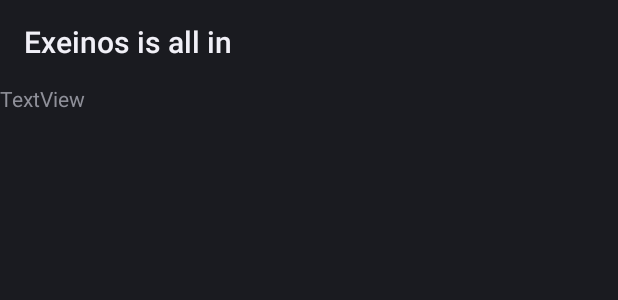
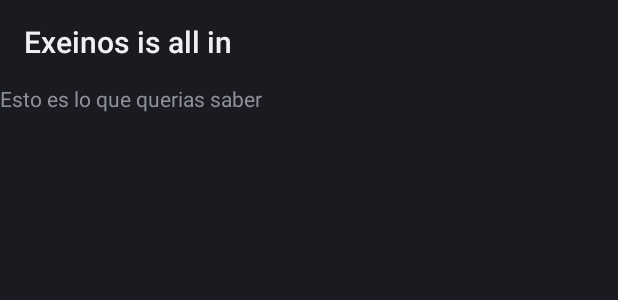
Before and after one commit to AlbertoSabater/exeinos-uCode-2017, an Android app: the layout options.xml on its own in the app's theme, with its tools: preview values and no code run, on a phone screen of 412 x 824 dp. Shown: the top 300 px of the screen. Run offline under Robolectric (Android 15) with nearby library versions, the phone set to English and light mode, and no system bars.

Commit message:
Reconocedor de habla con opciones de ejemplo
-Colores, tamaño, modelos, precio

```diff
--- a/app/src/main/AndroidManifest.xml
+++ b/app/src/main/AndroidManifest.xml
@@ -16,6 +16,9 @@
                 <category android:name="android.intent.category.LAUNCHER" />
             </intent-filter>
         </activity>
+        <activity android:name=".OptionsActivity"
+            android:label="@string/app_name">
+        </activity>
 
     </application>
 </manifest>
--- a/app/src/main/res/layout/main.xml
+++ b/app/src/main/res/layout/main.xml
@@ -13,7 +13,7 @@
         android:layout_height="wrap_content"
         android:layout_width="0dp"
         android:layout_weight="1" />
-    <Button android:text="@string/btnIntendS" android:id="@+id/btnIntendS"
+    <Button android:text="@string/speakButton" android:id="@+id/speakButton"
         android:layout_height="wrap_content"
         android:layout_width="0dp"
         android:layout_weight="1" />
--- a/app/src/main/res/layout/options.xml
+++ b/app/src/main/res/layout/options.xml
@@ -1,13 +1,18 @@
 <?xml version="1.0" encoding="utf-8"?>
 <LinearLayout xmlns:android="http://schemas.android.com/apk/res/android"
     xmlns:tools="http://schemas.android.com/tools"
-    android:orientation="vertical" android:layout_width="match_parent"
+    android:orientation="vertical"
+    android:layout_width="match_parent"
     android:layout_height="match_parent">
 
     <TextView
-        android:text="TextView"
-        android:layout_width="match_parent"
-        android:layout_height="wrap_content"
-        android:id="@+id/optionText" />
+    android:layout_width="fill_parent"
+    android:layout_height="wrap_content"
+    android:paddingBottom="4dip"
+    android:text="Esto es lo que querias saber" />
+    <ListView android:id="@+id/list"
+        android:layout_width="fill_parent"
+        android:layout_height="0dip"
+        android:layout_weight="1" />
 
 </LinearLayout>
```
Also changed, not shown: app/src/main/java/com/example/android/photobyintent/OptionsActivity.java (+13 -3 lines), app/src/main/java/com/example/android/photobyintent/PhotoIntentActivity.java (+46 -7 lines).
